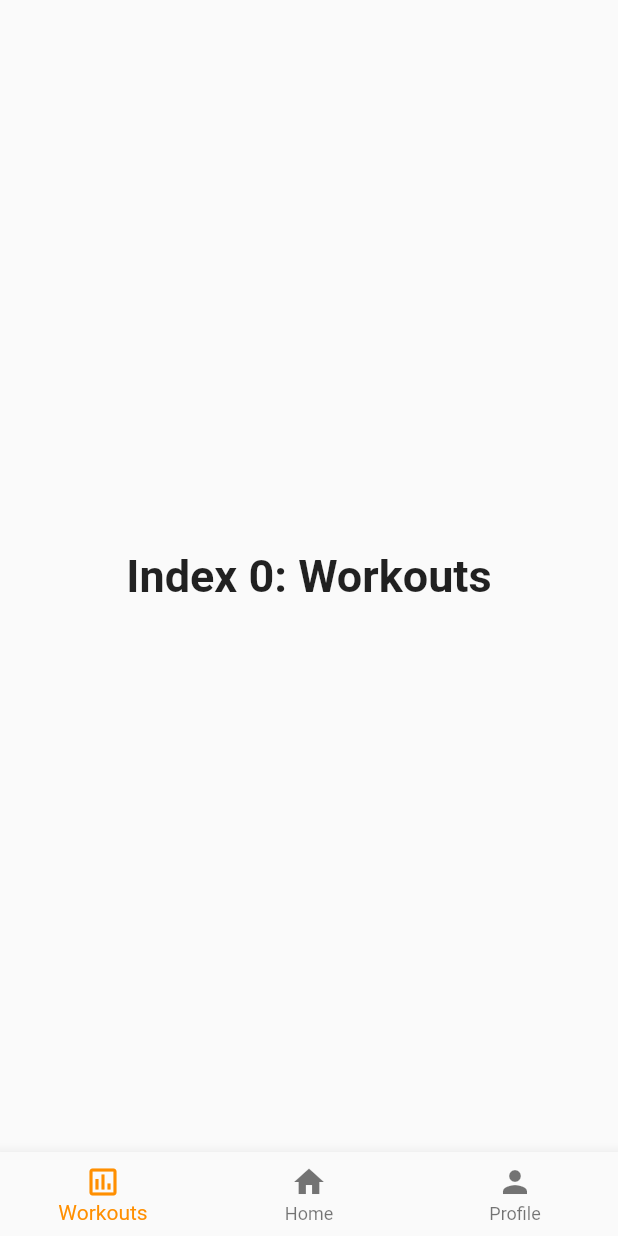
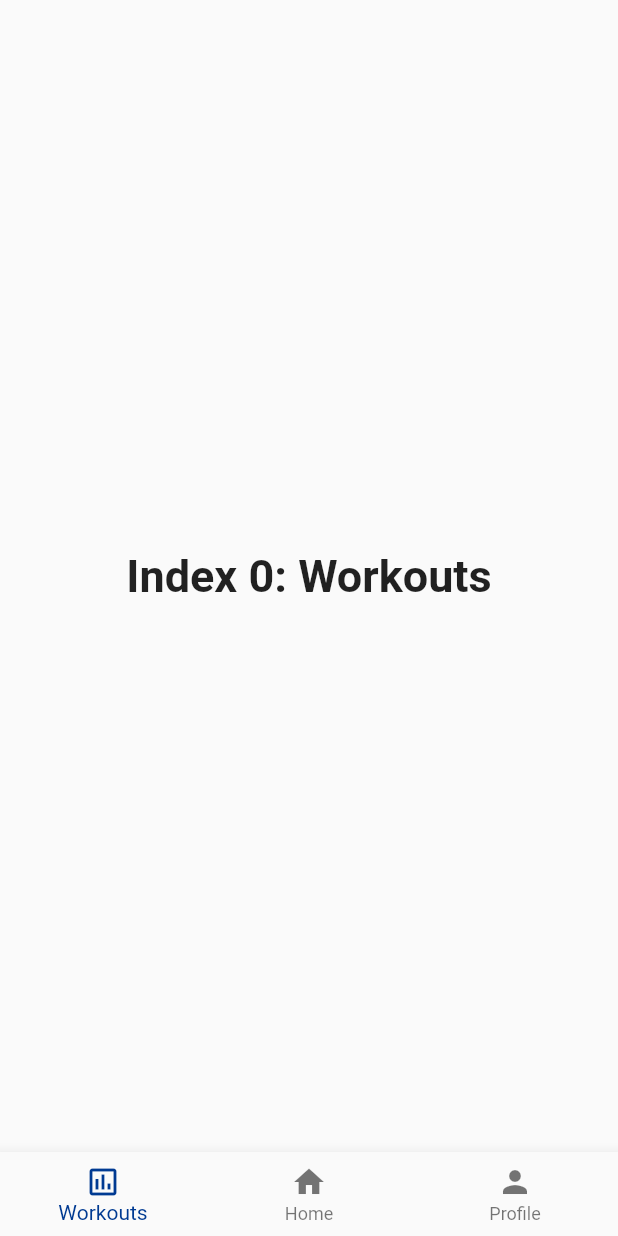
Before and after one commit to vibhavrajkumar/hometrain, a Flutter app: the screen it shows after launch, on a phone screen of 412 x 824 dp. Run offline on Flutter 3.47's test engine with Material 2 defaults, Android fonts, the phone set to English and light mode, and no system bars.

Commit message:
Updated color and added some comments

```diff
--- a/home_train/lib/screens/home/home_screen.dart
+++ b/home_train/lib/screens/home/home_screen.dart
@@ -11,6 +11,7 @@ class _BottomNavbar extends State<BottomNavbar> {
   int _selectedIndex = 0;
   static const TextStyle optionStyle =
       TextStyle(fontSize: 30, fontWeight: FontWeight.bold);
+  //Not needed just place holder for what goes in body
   static const List<Widget> _widgetOptions = <Widget>[
     Text(
       'Index 0: Workouts',
@@ -35,9 +36,7 @@ class _BottomNavbar extends State<BottomNavbar> {
   @override
   Widget build(BuildContext context) {
     return Scaffold(
-      // appBar: AppBar(
-      //   title: const Text('BottomNavigationBar'),
-      // ),
+      //update what goes in body here
       body: Center(
         child: _widgetOptions.elementAt(_selectedIndex),
       ),
@@ -57,7 +56,7 @@ class _BottomNavbar extends State<BottomNavbar> {
           ),
         ],
         currentIndex: _selectedIndex,
-        selectedItemColor: Colors.amber[800],
+        selectedItemColor: Color.fromARGB(255, 0, 58, 146),
         onTap: _onItemTapped,
       ),
     );
```
